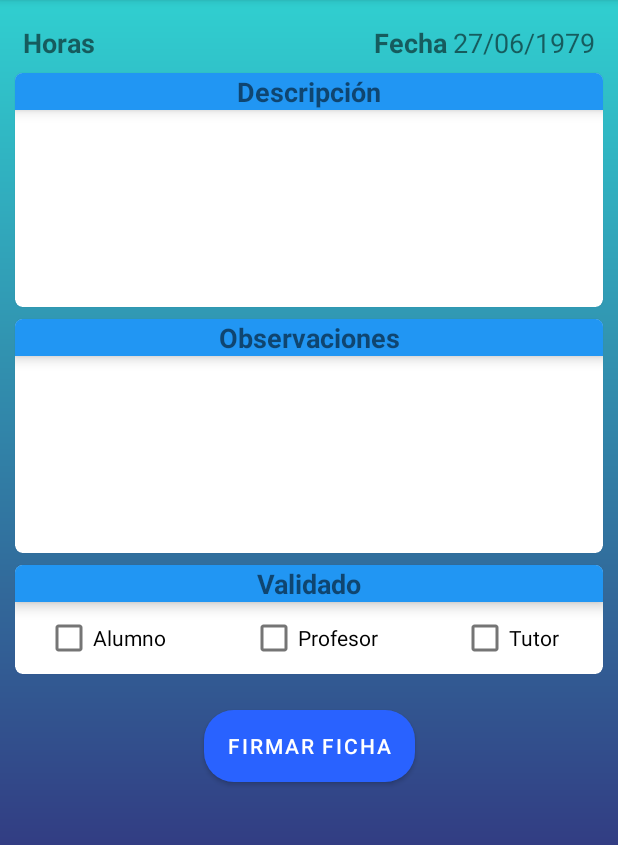
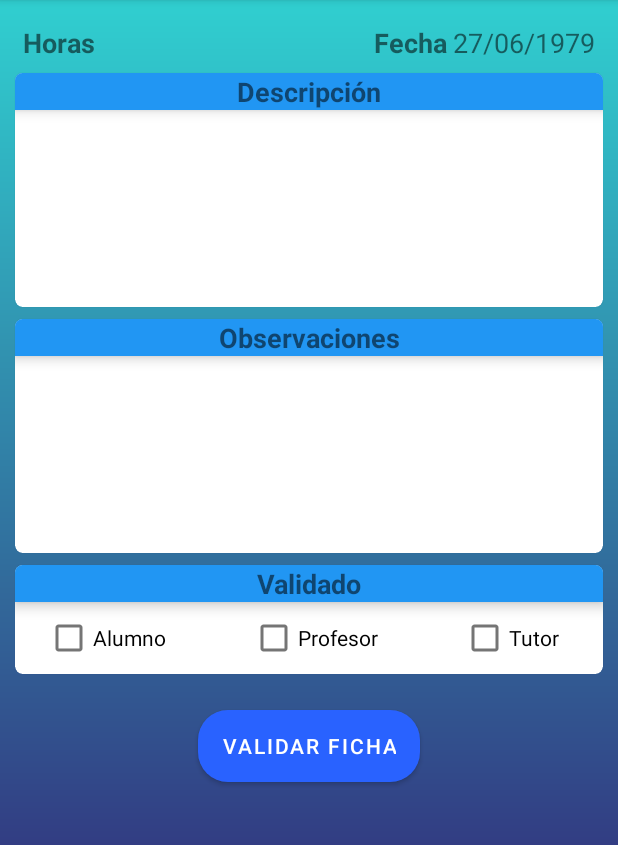
Before and after one commit to Jmarser/Proyecto_as, an Android app: the fragment FichaFragment placed in its activity, on a phone screen of 412 x 824 dp, the part 84-929 px from its top. Run offline under Robolectric (Android 15) with nearby library versions, the phone set to English and light mode, and no system bars; our stand-ins replace ButterKnife; libraries missing offline, so code that uses them is left out: es.dmoral.toasty; 11 statements that could not run were skipped.

Commit message:
descubierto un error

```diff
--- a/app/src/main/java/com/jmarser/proyecto_as/cuenta/presenter/CuentaPresenterImpl.java
+++ b/app/src/main/java/com/jmarser/proyecto_as/cuenta/presenter/CuentaPresenterImpl.java
@@ -35,7 +35,7 @@ public class CuentaPresenterImpl implements CuentaPresenter, CuentaInteractor.ch
                         if (newPassword.getEditText().getText().length() >= 6) {
                             if (newPasswordRep.getEditText().getText().length() >= 6) {
                                 //comprobamos que el password actual coincida con el de inicio de sesion
-                                if (passwordActual.getEditText().getText().toString().equals(SharedPrefManager.getInstance(context).getUsuario().getPassword())) {
+                                if (passwordActual.getEditText().getText().toString().equals(encriptador.desencriptar(SharedPrefManager.getInstance(context).getUsuario().getPassword(),Constantes.CLAVE_ENCRIPTACION))) {
                                     //comprobamos que los nuevos password coinciden
                                     if (newPassword.getEditText().getText().toString().equals(newPasswordRep.getEditText().getText().toString())) {
                                         //Comprobamos que el nuevo password no sea el mismo que el antiguo
--- a/app/src/main/java/com/jmarser/proyecto_as/generarPDF/view/GenerarPDFFragment.java
+++ b/app/src/main/java/com/jmarser/proyecto_as/generarPDF/view/GenerarPDFFragment.java
@@ -76,6 +76,8 @@ public class GenerarPDFFragment extends Fragment implements GenerarPDFView {
         try {
             if(validarFichas()) {
                 crearPdf();
+            }else{
+                Toasty.error(getContext(), "Hay fichas sin validar.", Toasty.LENGTH_SHORT).show();
             }
         } catch (FileNotFoundException e) {
             e.printStackTrace();
--- a/app/src/main/res/values/strings.xml
+++ b/app/src/main/res/values/strings.xml
@@ -38,7 +38,7 @@
     <string name="enableUser">Usuario de baja</string>
     <string name="Enabled_user">El usuario esta dado de baja</string>
     <string name="ok">OK</string>
-    <string name="firmar">Firmar Ficha</string>
+    <string name="firmar">Validar Ficha</string>
     <string name="icono_informacion">icono informacion</string>
     <string name="salir">Salir</string>
     <string name="conf_cerrar_sesion">¿Seguro que quiere cerrar sesión?</string>
```
